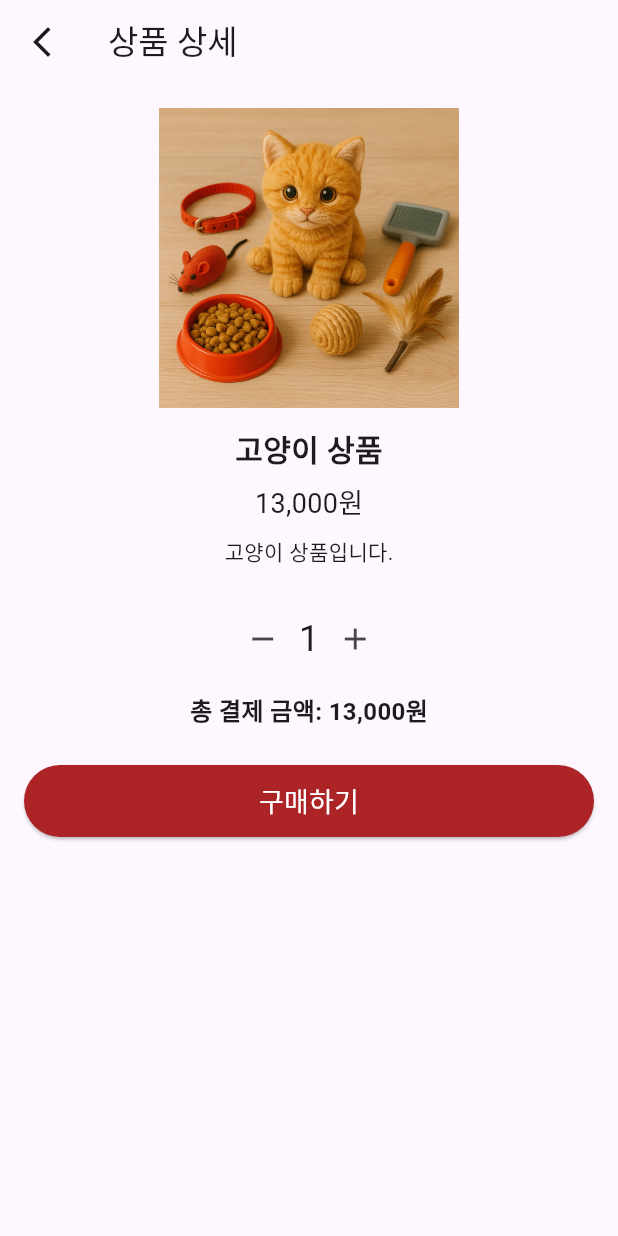
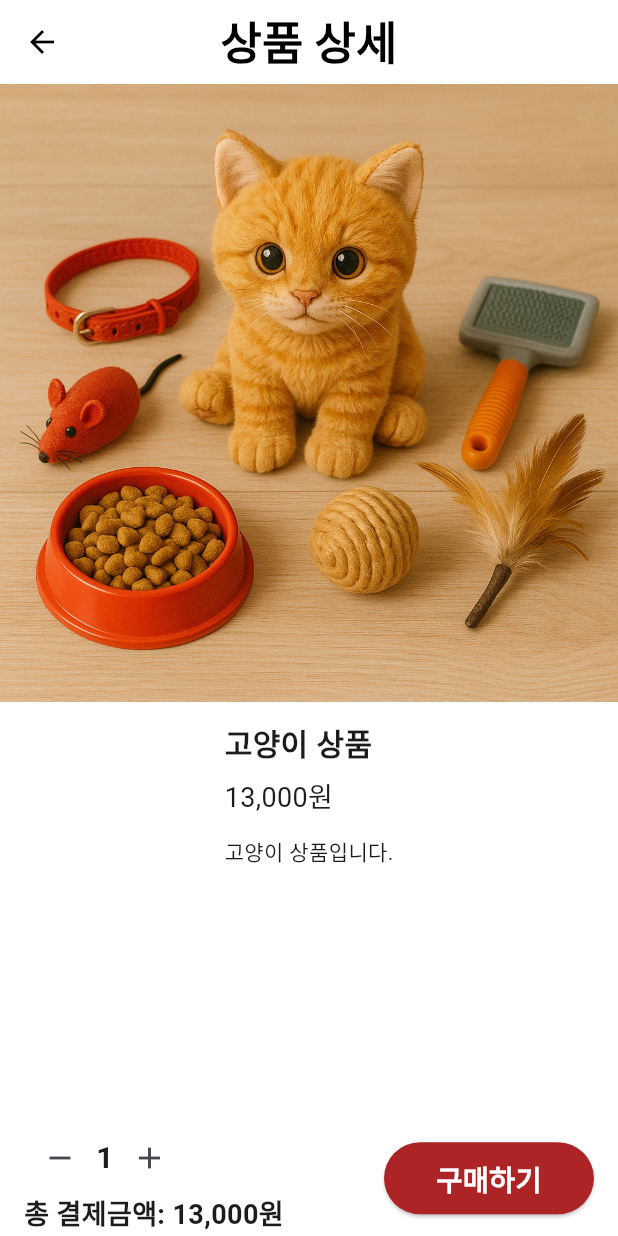
Before and after one commit to kimsung-eun/mnmarket, a Flutter app: the screen it shows after launch, after a tap on "로그인", after a tap on "고양이", after a tap on "고양이 상품", on a phone screen of 412 x 824 dp. Run offline on Flutter 3.47's test engine with Material 3 defaults, Android fonts, the phone set to English and light mode, and no system bars.

Commit message:
refactor: 페이지 통일성 수정

```diff
--- a/lib/screens/product_detail/product_detail_screen.dart
+++ b/lib/screens/product_detail/product_detail_screen.dart
@@ -5,10 +5,10 @@ class ProductDetailScreen extends StatefulWidget {
   const ProductDetailScreen({super.key});
 
   @override
-  State<ProductDetailScreen> createState() => _D();
+  State<ProductDetailScreen> createState() => _ProductDetailScreenState();
 }
 
-class _D extends State<ProductDetailScreen> {
+class _ProductDetailScreenState extends State<ProductDetailScreen> {
   late ProductModel p;
   int qty = 1;
   final Color brandRed = const Color(0xFFAD2426);
@@ -25,78 +25,107 @@ class _D extends State<ProductDetailScreen> {
   }
 
   @override
-  Widget build(BuildContext c) => Scaffold(
+  Widget build(BuildContext context) {
+    final total = p.price * qty;
+
+    return Scaffold(
+      backgroundColor: Colors.white,
       appBar: AppBar(
-          title: const Text('상품 상세'),
-          leading: IconButton(
-            icon: const Icon(Icons.arrow_back_ios_new, size: 24),
-            onPressed: () => Navigator.pop(context),
+        backgroundColor: Colors.transparent,
+        elevation: 0,
+        title: const Text(
+          '상품 상세',
+          style: TextStyle(fontSize: 30, fontWeight: FontWeight.bold, color: Colors.black),
+        ),
+        centerTitle: true,
+        iconTheme: const IconThemeData(color: Colors.black),
+      ),
+      body: Column(
+        children: [
+          // 이미지 영역
+          Flexible(
+            flex: 5,
+            child: p.imageUrl.startsWith('http')
+                ? Image.network(p.imageUrl, width: double.infinity, fit: BoxFit.contain)
+                : Image.asset(p.imageUrl, width: double.infinity, fit: BoxFit.contain),
+          ),
+
+          // 상세 정보
+          Flexible(
+            flex: 3,
+            child: Padding(
+              padding: const EdgeInsets.symmetric(horizontal: 16, vertical: 12),
+              child: Column(
+                crossAxisAlignment: CrossAxisAlignment.start,
+                children: [
+                  Text(p.name, style: const TextStyle(fontSize: 20, fontWeight: FontWeight.bold)),
+                  const SizedBox(height: 8),
+                  Text('${formatNumber(p.price)}원', style: const TextStyle(fontSize: 18)),
+                  const SizedBox(height: 12),
+                  Expanded(child: SingleChildScrollView(child: Text(p.description))),
+                ],
               ),
             ),
-        body: Padding(
-          padding: const EdgeInsets.all(16),
+          ),
+        ],
+      ),
+
+      // 구매 버튼 및 수량 하단 고정
+      bottomNavigationBar: SafeArea(
+        child: Padding(
+          padding: const EdgeInsets.only(left: 16, right: 16, bottom: 1),
+          child: Row(
+            crossAxisAlignment: CrossAxisAlignment.center,
+            children: [
+              // 수량 조절 및 총 금액
+              Expanded(
                 child: Column(
+                  mainAxisSize: MainAxisSize.min,
+                  mainAxisAlignment: MainAxisAlignment.center,
+                  crossAxisAlignment: CrossAxisAlignment.start,
                   children: [
-              _buildImage(p.imageUrl),
-              const SizedBox(height: 12),
-              Text(
-                p.name,
-                style:
-                    const TextStyle(fontSize: 20, fontWeight: FontWeight.bold),
-              ),
-              const SizedBox(height: 8),
-              Text(
-                '${formatNumber(p.price)}원',
-                style: const TextStyle(fontSize: 18),
-              ),
-              const SizedBox(height: 8),
-              Text(p.description),
-              const SizedBox(height: 24),
                     Row(
-                mainAxisAlignment: MainAxisAlignment.center,
                       children: [
                         IconButton(
-                    onPressed: () =>
-                        setState(() => qty = qty > 1 ? qty - 1 : 1),
+                          onPressed: () => setState(() => qty = qty > 1 ? qty - 1 : 1),
                           icon: const Icon(Icons.remove),
                         ),
-                  Text(formatNumber(qty),
-                      style: const TextStyle(fontSize: 24)),
+                        Text('$qty', style: const TextStyle(fontSize: 20, fontWeight: FontWeight.bold)),
                         IconButton(
                           onPressed: () => setState(() => qty++),
                           icon: const Icon(Icons.add),
                         ),
                       ],
                     ),
-              const SizedBox(height: 12),
                     Text(
-                '총 결제 금액: ${formatNumber(p.price * qty)}원',
-                style: const TextStyle(fontSize: 16, fontWeight: FontWeight.bold),
+                      '총 결제금액: ${formatNumber(total)}원',
+                      style: const TextStyle(fontSize: 18, fontWeight: FontWeight.bold),
                     ),
-              const SizedBox(height: 24),
+                  ],
+                ),
+              ),
+              const SizedBox(width: 12),
+              // 구매 버튼
               SizedBox(
-                width: double.infinity,
+                width: 140,
                 height: 48,
                 child: ElevatedButton(
                   style: ElevatedButton.styleFrom(
                     backgroundColor: brandRed,
                     foregroundColor: Colors.white,
+                    shape: RoundedRectangleBorder(borderRadius: BorderRadius.circular(30)),
                   ),
                   onPressed: () {
                     showDialog(
                       context: context,
                       builder: (_) => AlertDialog(
-                        title: Text('${p.name}을(를) $qty개 구매하시겠습니까?'),
+                        title: Text('${p.name} ${qty}개 구매하시겠습니까?'),
                         actions: [
-                          TextButton(
-                            onPressed: () => Navigator.pop(context),
-                            child: const Text('취소'),
-                          ),
+                          TextButton(onPressed: () => Navigator.pop(context), child: const Text('취소')),
                           TextButton(
                             onPressed: () {
-                              Navigator.pop(context); // 알림창 닫기
-                              Navigator.popUntil(context,
-                                  (route) => route.settings.name == '/'); // 홈으로 이동
+                              Navigator.pop(context);
+                              Navigator.of(context).popUntil((route) => route.isFirst);
                             },
                             child: const Text('확인'),
                           ),
@@ -104,22 +133,13 @@ class _D extends State<ProductDetailScreen> {
                       ),
                     );
                   },
-                  child: const Text(
-                    '구매하기',
-                    style: TextStyle(fontSize: 18),
-                  ),
+                  child: const Text('구매하기', style: TextStyle(fontSize: 19, fontWeight: FontWeight.bold)),
                 ),
               ),
             ],
           ),
         ),
+      ),
     );
-
-  Widget _buildImage(String url) {
-    if (url.startsWith('http')) {
-      return Image.network(url, height: 200, fit: BoxFit.cover);
-    } else {
-      return Image.asset(url, height: 200, fit: BoxFit.cover);
   }
 }
-}
```
Also changed, not shown: lib/screens/product_register/product_register_screen.dart (+35 -30 lines). Lines whose indentation alone changed are shown as unchanged.
